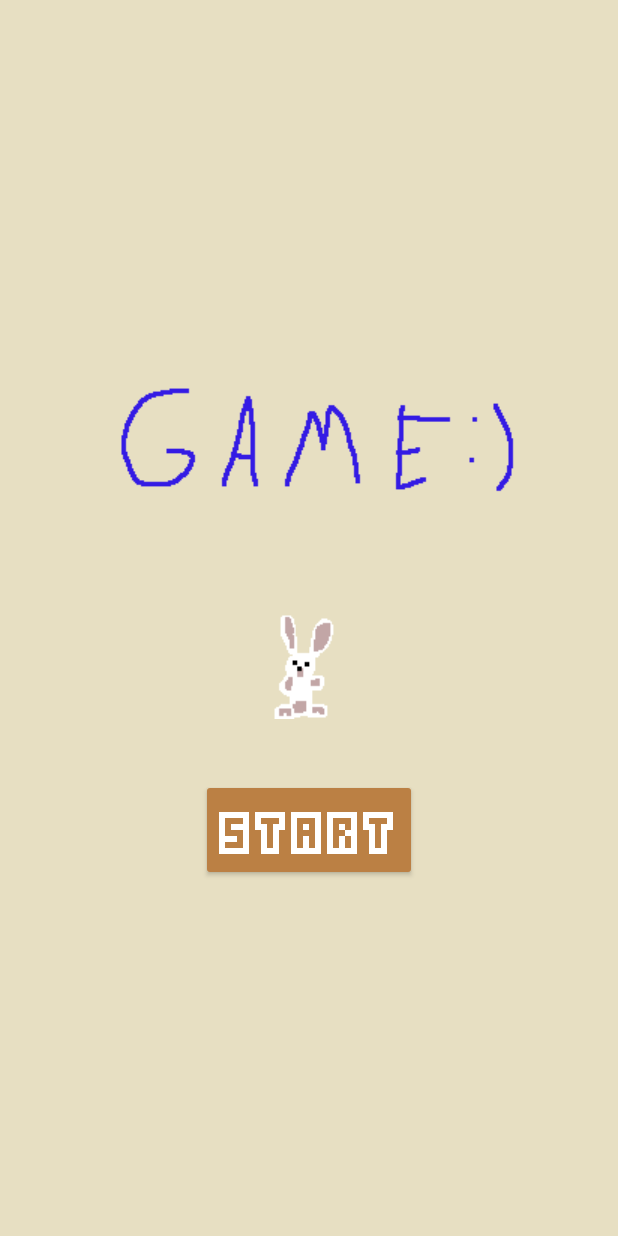
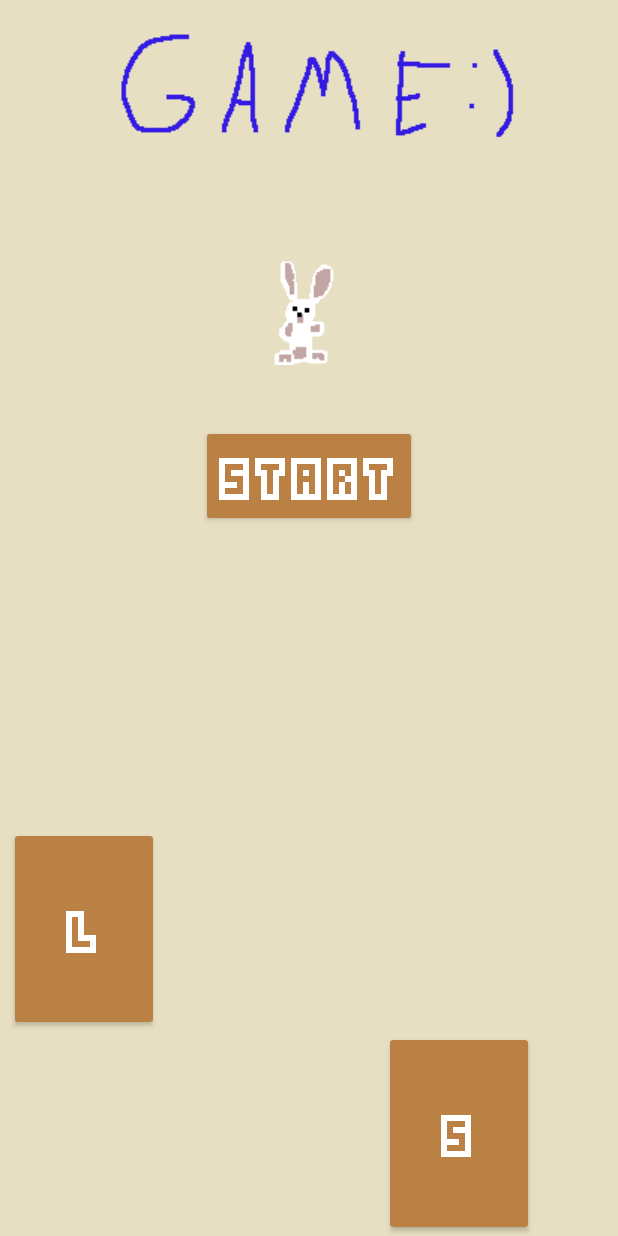
Before and after one commit to adsonnheim/sky-guy, an Android app: the screen it shows after launch (MainActivity), on a phone screen of 412 x 824 dp. Run offline under Robolectric (Android 15) with nearby library versions, the phone set to English and light mode, and no system bars.

Commit message:
Began creation of fully fledged menu layout, button positioning is a WIP

```diff
--- a/SaveTheBunnyJava/app/src/main/java/com/example/savethebunnyjava/MainActivity.java
+++ b/SaveTheBunnyJava/app/src/main/java/com/example/savethebunnyjava/MainActivity.java
@@ -6,9 +6,6 @@ import android.view.WindowManager;
 
 import androidx.activity.EdgeToEdge;
 import androidx.appcompat.app.AppCompatActivity;
-import androidx.core.graphics.Insets;
-import androidx.core.view.ViewCompat;
-import androidx.core.view.WindowInsetsCompat;
 
 public class MainActivity extends AppCompatActivity {
 
--- a/SaveTheBunnyJava/app/src/main/res/layout/activity_main.xml
+++ b/SaveTheBunnyJava/app/src/main/res/layout/activity_main.xml
@@ -3,29 +3,59 @@
     xmlns:tools="http://schemas.android.com/tools"
     android:layout_width="match_parent"
     android:layout_height="match_parent"
-    tools:context=".MainActivity"
+    android:background="#e7dfc2"
+    android:gravity="center"
     android:orientation="vertical"
-    android:background="#e7dfc2"
-    android:gravity="center">
+    tools:context=".MainActivity">
+
     <ImageView
         android:layout_width="wrap_content"
         android:layout_height="wrap_content"
-        android:src="@drawable/game_title"
-        android:contentDescription="@string/game_title"/>
+        android:contentDescription="@string/game_title"
+        android:src="@drawable/game_title" />
+
     <ImageView
         android:layout_width="wrap_content"
         android:layout_height="wrap_content"
-        android:src="@drawable/rabbit"
+        android:layout_marginTop="40dp"
+        android:layout_marginBottom="40dp"
         android:contentDescription="@string/rabbit"
-        android:layout_marginTop="40dp"
-        android:layout_marginBottom="40dp" />
+        android:src="@drawable/rabbit" />
+
     <Button
         android:layout_width="wrap_content"
         android:layout_height="wrap_content"
+        android:backgroundTint="#bb8044"
+        android:fontFamily="@font/kenney_blocks"
+        android:onClick="startGame"
         android:text="@string/start"
-        android:fontFamily="@font/kenney_blocks"
+        android:textColor="@android:color/white"
+        android:textSize="32sp" />
+
+
+    <Button
+        android:id="@+id/button2"
+        android:layout_width="100dp"
+        android:layout_height="100dp"
+        android:text="@string/l"
         android:textSize="32sp"
+        android:layout_weight="1"
         android:textColor="@android:color/white"
         android:backgroundTint="#bb8044"
-        android:onClick="startGame" />
+        android:fontFamily="@font/kenney_blocks"
+        android:layout_marginTop="200dp"
+        android:layout_marginEnd="150dp"/>
+
+    <Button
+        android:id="@+id/button3"
+        android:layout_width="100dp"
+        android:layout_height="100dp"
+        android:layout_marginStart="100dp"
+        android:backgroundTint="#bb8044"
+        android:fontFamily="@font/kenney_blocks"
+        android:text="@string/s"
+        android:layout_weight="1"
+        android:textColor="@android:color/white"
+        android:textSize="32sp" />
+
 </LinearLayout>
--- a/SaveTheBunnyJava/app/src/main/res/values/strings.xml
+++ b/SaveTheBunnyJava/app/src/main/res/values/strings.xml
@@ -3,4 +3,7 @@
     <string name="game_title">Title of the game</string>
     <string name="rabbit">A bunny rabbit</string>
     <string name="start">Start</string>
+    <string name="settings">Settings</string>
+    <string name="l">L</string>
+    <string name="s">S</string>
 </resources>
```
Also changed, not shown: 1 other file.
